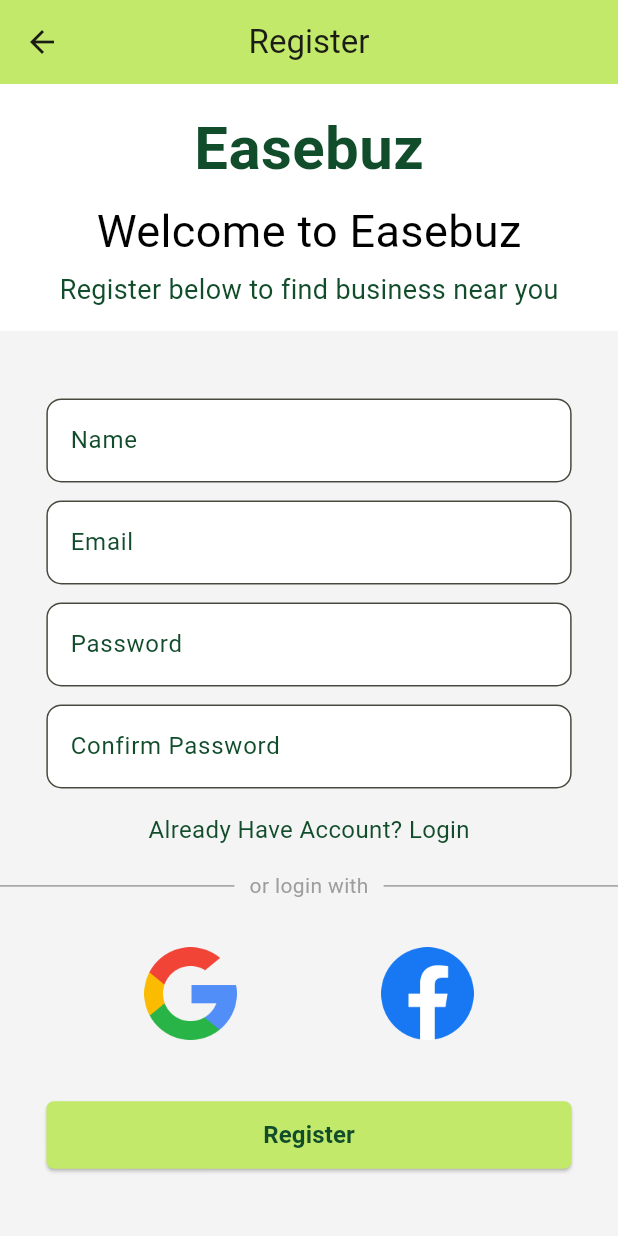
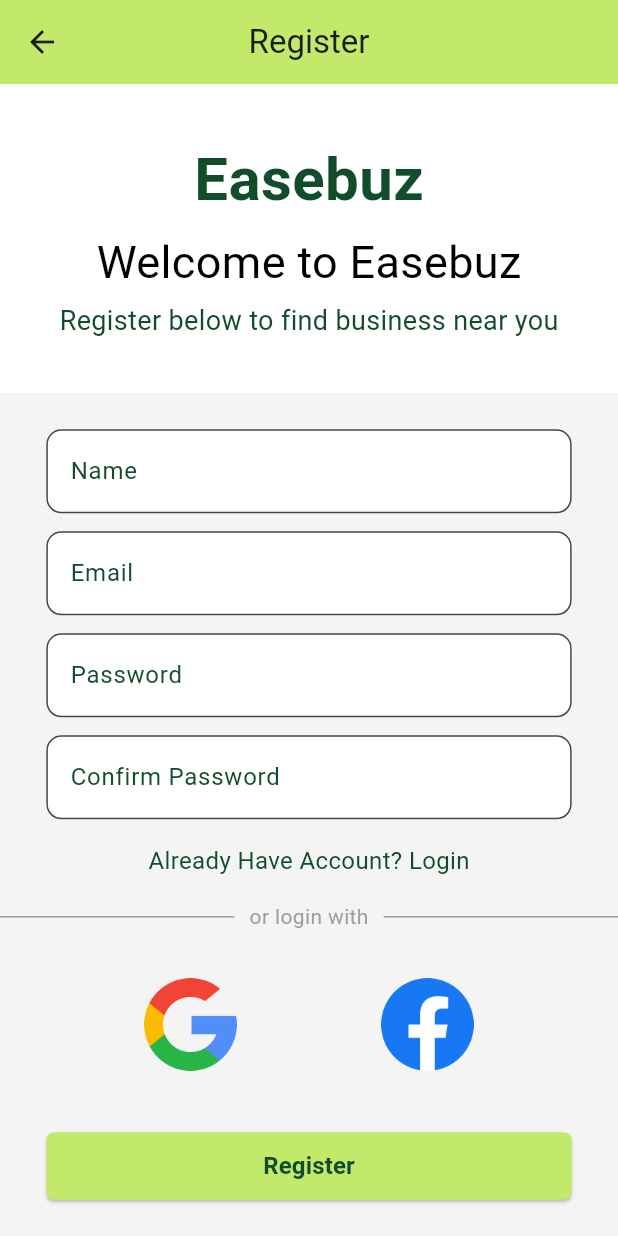
Before and after one commit to sulavtimsina/NepaliBusinessFE, a Flutter app: the screen it shows after launch, after a tap on "New Here? Register Now", on a phone screen of 412 x 824 dp. Run offline on Flutter 3.47's test engine with Material 3 defaults, Android fonts, the phone set to English and light mode, and no system bars; our stand-ins replace bloc, equatable, firebase_core; accounts and stored records are empty.

```diff
--- a/lib/UI/login_screen.dart
+++ b/lib/UI/login_screen.dart
@@ -23,7 +23,7 @@ class Login extends StatelessWidget {
         children: [
           Container(
             width: screenWidth,
-            height: screenHeight * 0.3,
+            height: screenHeight * 0.25,
             color: Colors.white,
             child: Column(
               mainAxisAlignment: MainAxisAlignment.center,
@@ -173,16 +173,16 @@ class Login extends StatelessWidget {
                         onTap: () {},
                         child: Image.asset(
                           'assets/search.png',
-                          width: screenWidth * 0.15,
-                          height: screenHeight * 0.15,
+                          width: screenWidth * 0.2,
+                          height: screenHeight * 0.2,
                         ),
                       ),
                       GestureDetector(
                         onTap: () {},
                         child: Image.asset(
                           'assets/facebook.png',
-                          width: screenWidth * 0.15,
-                          height: screenHeight * 0.15,
+                          width: screenWidth * 0.2,
+                          height: screenHeight * 0.2,
                         ),
                       ),
                     ],
--- a/lib/UI/register_screen.dart
+++ b/lib/UI/register_screen.dart
@@ -1,4 +1,5 @@
 import 'package:flutter/material.dart';
+import 'package:nepaliapp/UI/login_screen.dart';
 import 'package:nepaliapp/utils/utils.dart';
 
 class RegisterScreen extends StatelessWidget {
@@ -22,7 +23,7 @@ class RegisterScreen extends StatelessWidget {
         children: [
           Container(
             width: screenWidth,
-            height: screenHeight * 0.2,
+            height: screenHeight * 0.25,
             color: Colors.white,
             child: Column(
               mainAxisAlignment: MainAxisAlignment.center,
@@ -166,8 +167,14 @@ class RegisterScreen extends StatelessWidget {
                     ),
                   ),
                   const SizedBox(height: 16),
-                  const InkWell(
-                    child: Text(
+                  InkWell(
+                    onTap: () {
+                      Navigator.push(
+                          context,
+                          MaterialPageRoute(
+                              builder: (context) => const Login()));
+                    },
+                    child: const Text(
                       'Already Have Account? Login',
                       style: TextStyle(fontSize: 16, color: Color(0xff114c2b)),
                     ),
--- a/lib/main.dart
+++ b/lib/main.dart
@@ -1,8 +1,11 @@
+import 'package:firebase_core/firebase_core.dart';
 import 'package:flutter/material.dart';
 import 'package:nepaliapp/UI/login_screen.dart';
 import 'package:nepaliapp/utils/utils.dart';
 
-void main() {
+void main() async {
+  WidgetsFlutterBinding.ensureInitialized();
+  await Firebase.initializeApp();
   runApp(const MyApp());
 }
 
--- a/pubspec.yaml
+++ b/pubspec.yaml
@@ -38,6 +38,9 @@ dependencies:
   bloc: ^8.1.4
   flutter_bloc: ^8.1.6
   equatable: ^2.0.7
+  firebase_core: ^3.9.0
+  firebase_auth: ^5.3.4
+  cloud_firestore: ^5.6.0
 
 dev_dependencies:
   flutter_test:
```
Also changed, not shown: pubspec.lock, 7 other files.
